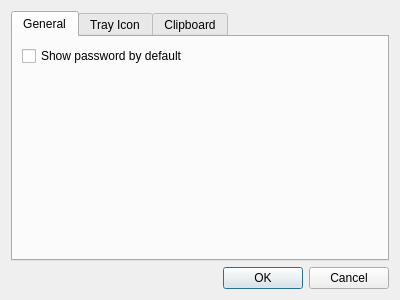
Above: dialogs/PreferencesDialog.ui from veaceslav/qpass-qt5 before the change. Below: the same form after it.
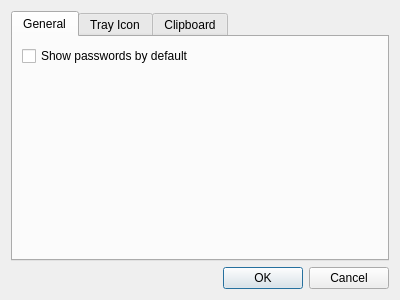
That is the form after the change.

The edit to the form file:
```diff
--- a/dialogs/PreferencesDialog.ui
+++ b/dialogs/PreferencesDialog.ui
@@ -27,7 +27,7 @@
        <item>
         <widget class="QCheckBox" name="showPasswordBox">
          <property name="text">
-          <string>Show password by default</string>
+          <string>Show passwords by default</string>
          </property>
         </widget>
        </item>
```
Left out of the diff: 3 changed lines with no effect on the pictures.
